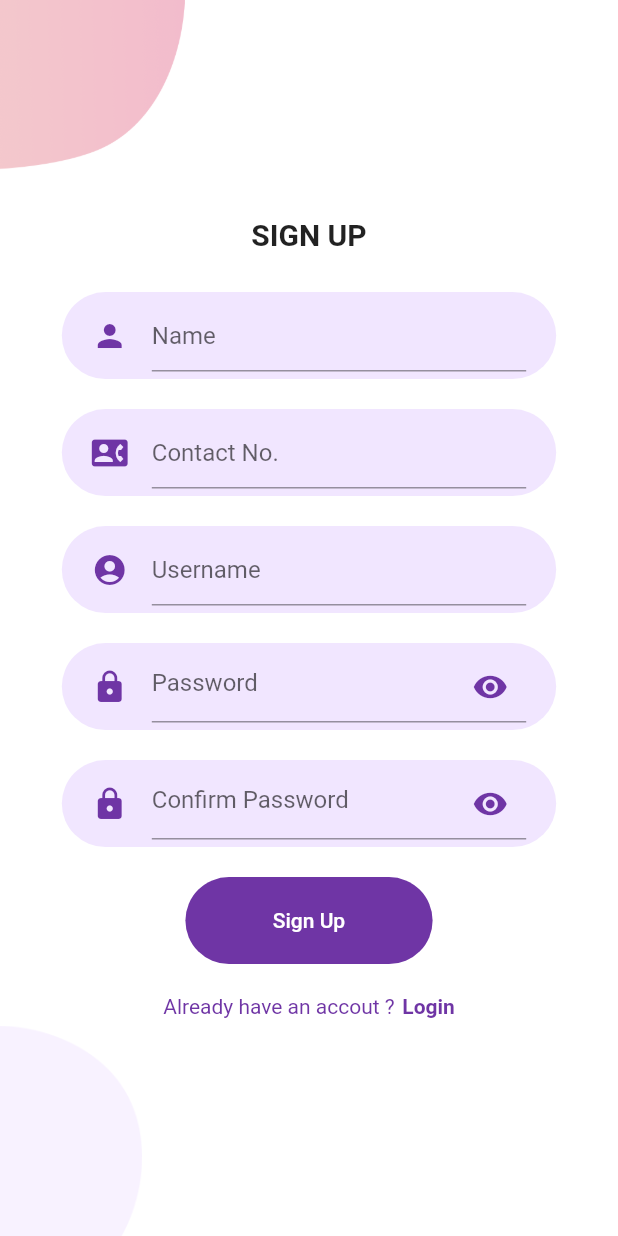
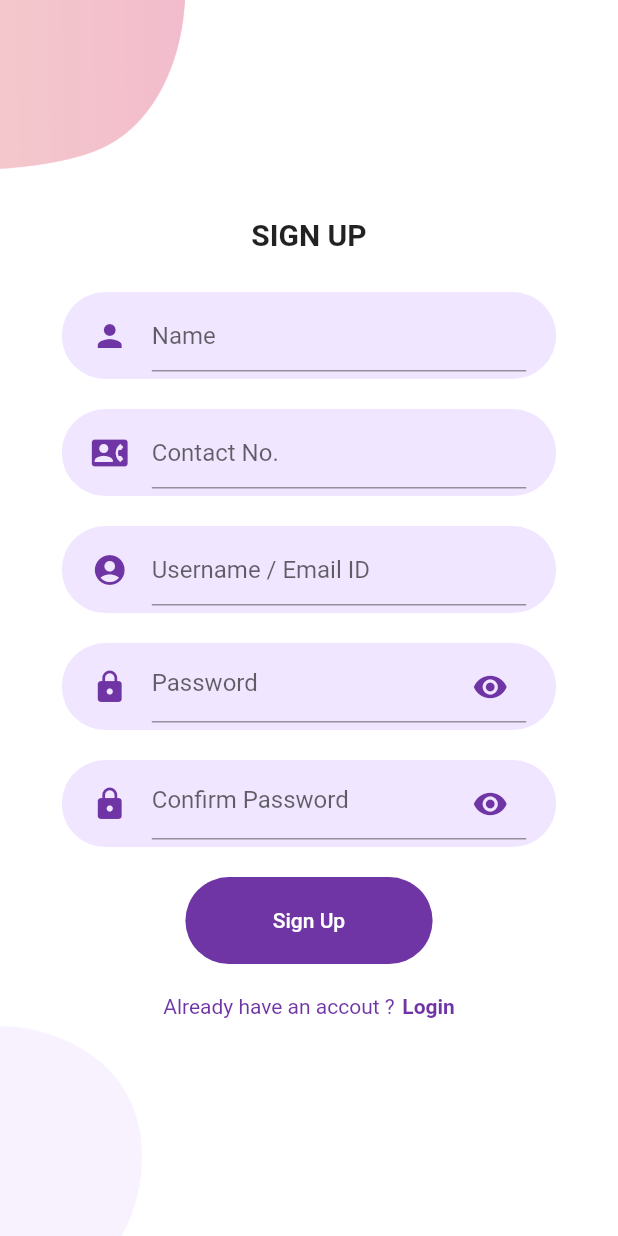
Before and after one commit to ashu-pixel/Same-location-same-cab, a Flutter app: the SignUpScreen screen opened by its route, on a phone screen of 412 x 824 dp. Run offline on Flutter 3.47's test engine with Material 2 defaults, Android fonts, the phone set to English and light mode, and no system bars; our stand-ins replace google_maps_flutter, image_picker, location, progress_indicators, shared_preferences; missing offline and left inert: geocoder; accounts and stored records are empty.

Commit message:
Update signup_screen.dart

```diff
--- a/taxi_app/lib/screens/signup_screen.dart
+++ b/taxi_app/lib/screens/signup_screen.dart
@@ -248,7 +248,7 @@ class _SignUpScreenState extends State<SignUpScreen> {
                     TextFormField(
                       decoration: InputDecoration(
                         icon: Icon(Icons.account_circle, color: Theme.of(context).primaryColor,),
-                        hintText: 'Username'
+                        hintText: 'Username / Email ID'
                       ),
                       focusNode: _usernamefocus,
                       onFieldSubmitted: (_) {
```
